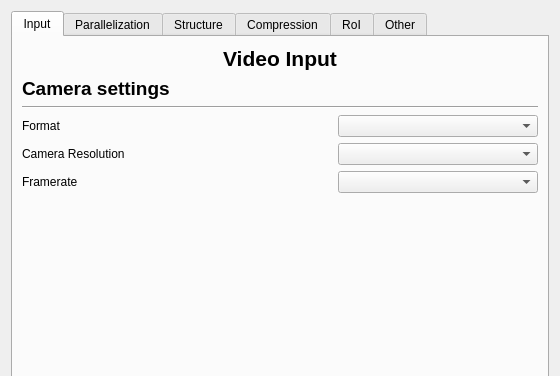
This is src/ui/settings/videosettings.ui in ultravideo/uvgComm as Qt 5 draws it before an edit; both pictures show x 0 to 560 and y 0 to 376 of the 560 by 640 pixel window. The edited form follows.
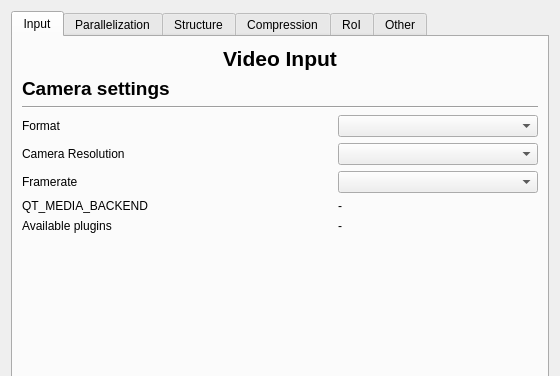
This is the edited form.

Commit message: feature(Settings): Print selected and available media backends

Diff of the .ui file:
```diff
--- a/src/ui/settings/videosettings.ui
+++ b/src/ui/settings/videosettings.ui
@@ -208,6 +208,34 @@
          </property>
         </widget>
        </item>
+       <item row="6" column="0">
+        <widget class="QLabel" name="label_14">
+         <property name="text">
+          <string>QT_MEDIA_BACKEND</string>
+         </property>
+        </widget>
+       </item>
+       <item row="6" column="1">
+        <widget class="QLabel" name="media_backend_label">
+         <property name="text">
+          <string>-</string>
+         </property>
+        </widget>
+       </item>
+       <item row="7" column="0">
+        <widget class="QLabel" name="label_30">
+         <property name="text">
+          <string>Available plugins</string>
+         </property>
+        </widget>
+       </item>
+       <item row="7" column="1">
+        <widget class="QLabel" name="media_plugins_label">
+         <property name="text">
+          <string>-</string>
+         </property>
+        </widget>
+       </item>
       </layout>
      </widget>
      <widget class="QWidget" name="parallel">
```
The commit also changes 1 other file.
